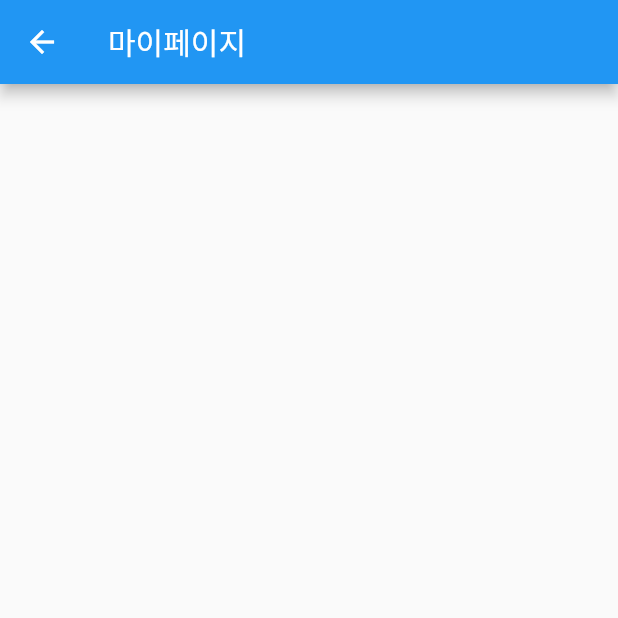
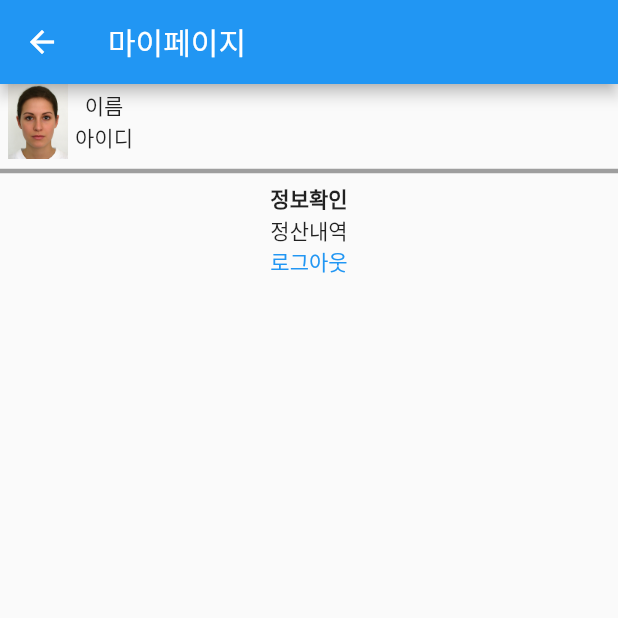
Before and after one commit to kimjihyeon99/cj_crowdsourcing_app, a Flutter app: the MyPage screen opened directly, on a phone screen of 412 x 824 dp, the top half of it. Run offline on Flutter 3.47's test engine with Material 2 defaults, Android fonts, the phone set to English and light mode, and no system bars; our stand-ins replace percent_indicator; network calls fail.

Commit message:
add mypage

```diff
--- a/lib/mypage.dart
+++ b/lib/mypage.dart
@@ -16,7 +16,27 @@ class _MyPageState extends State<MyPage> {
         title: const Text('마이페이지'),
       ),
       body: Column(
-
+        children: [
+          Row(
+            children: [
+              Image(
+                image: AssetImage('assets/face.jpg'),
+                height: 50,
+                width: 50,
+              ),
+              Column(
+                children: [
+                  Text("이름"),
+                  Text("아이디")
+                ],
+              )
+            ],
+          ),
+          Divider( thickness: 3, color: Colors.grey, ),
+          Text("정보확인", style: TextStyle(fontWeight: FontWeight.bold),),
+          Text("정산내역"),
+          Text("로그아웃", style: TextStyle(color: Colors.blue),)
+        ],
       ),
     );
   }
--- a/lib/register.dart
+++ b/lib/register.dart
@@ -2,7 +2,7 @@ import 'package:flutter/cupertino.dart';
 import 'package:flutter/material.dart';
 import 'package:flutter/rendering.dart';
 import 'package:percent_indicator/percent_indicator.dart';
-import 'mypage.dart';
+import 'startpage.dart';
 
 class SelfCertificationPage extends StatefulWidget {
   SelfCertificationPage({Key? key}) : super(key: key);
@@ -492,7 +492,7 @@ class _OtherInformationPageState extends State<OtherInformationPage> {
                       Navigator.push(
                           context,
                           MaterialPageRoute(
-                              builder: (context) => MyPage()));
+                              builder: (context) => Startpage()));
                     },
                     style: ElevatedButton.styleFrom(
                       primary: Colors.blue,
--- a/pubspec.yaml
+++ b/pubspec.yaml
@@ -45,8 +45,8 @@ flutter:
   uses-material-design: true
 
   # To add assets to your application, add an assets section, like this:
-  # assets:
-  #   - images/a_dot_burr.jpeg
+  assets:
+    - assets/face.jpg
   #   - images/a_dot_ham.jpeg
 
   # An image asset can refer to one or more resolution-specific "variants", see
```
Also changed, not shown: lib/map.dart (added, +26 -0 lines), lib/startpage.dart (+6 -36 lines), assets/face.jpg (added).
